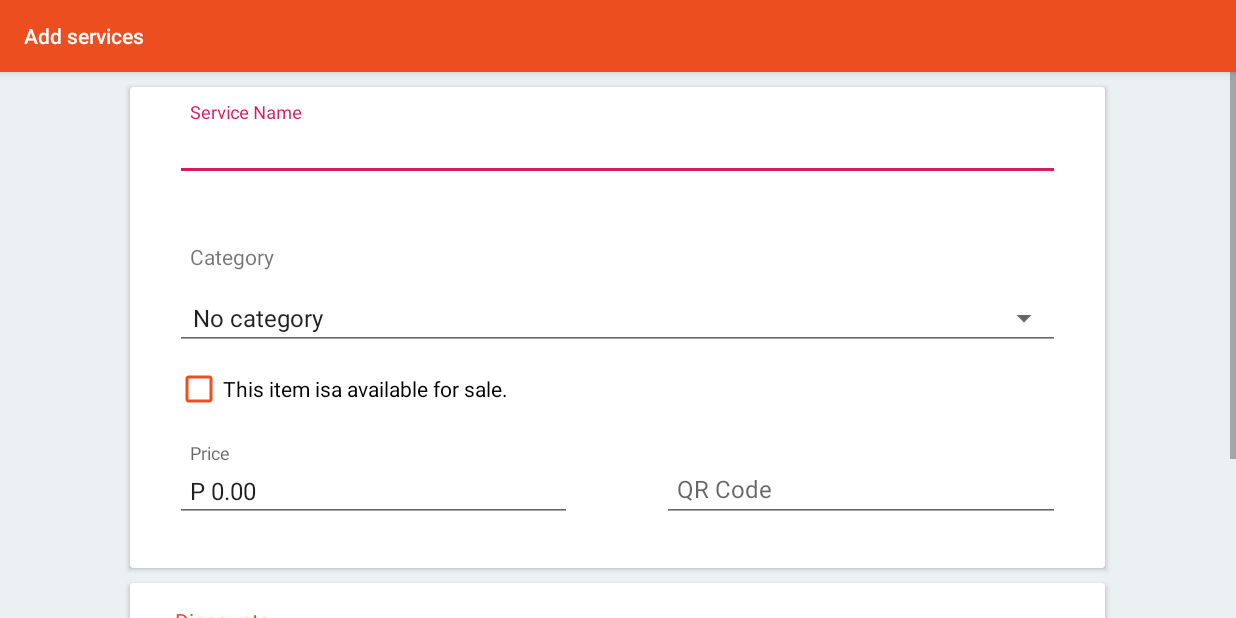
After one commit to bevcastillo/AndroidStudio-DevcashApp, an Android app: the AddServicesActivity screen opened directly, with no data from a screen before it, on a phone screen of 824 x 412 dp (held sideways). The commit adds this screen. Run offline under Robolectric (Android 15) with nearby library versions, the phone set to English and light mode, and no system bars.

Commit message:
Added add services

```diff
--- a/app/src/main/AndroidManifest.xml
+++ b/app/src/main/AndroidManifest.xml
@@ -10,9 +10,13 @@
         android:supportsRtl="true"
         android:theme="@style/AppTheme">
         <activity
+            android:name=".AddServicesActivity"
+            android:label="@string/add_service"
+            android:screenOrientation="landscape"></activity>
+        <activity
             android:name=".AddProductActivity"
             android:label="@string/add_prod"
-            android:screenOrientation="landscape"></activity>
+            android:screenOrientation="landscape" />
         <activity
             android:name=".DashboardActivity"
             android:label="@string/title_activity_dashboard"
--- /dev/null
+++ b/app/src/main/java/com/example/devcash/AddServicesActivity.java
@@ -0,0 +1,13 @@
+package com.example.devcash;
+
+import android.support.v7.app.AppCompatActivity;
+import android.os.Bundle;
+
+public class AddServicesActivity extends AppCompatActivity {
+
+    @Override
+    protected void onCreate(Bundle savedInstanceState) {
+        super.onCreate(savedInstanceState);
+        setContentView(R.layout.activity_add_services);
+    }
+}
--- /dev/null
+++ b/app/src/main/res/layout/activity_add_services.xml
@@ -0,0 +1,231 @@
+<?xml version="1.0" encoding="utf-8"?>
+<LinearLayout xmlns:android="http://schemas.android.com/apk/res/android"
+    xmlns:app="http://schemas.android.com/apk/res-auto"
+    xmlns:tools="http://schemas.android.com/tools"
+    android:layout_width="match_parent"
+    android:layout_height="match_parent"
+    tools:context=".AddServicesActivity"
+    android:orientation="vertical"
+    android:background="@color/whiteDarker">
+
+    <ScrollView
+        android:layout_width="match_parent"
+        android:layout_height="wrap_content">
+
+        <LinearLayout
+            android:layout_width="match_parent"
+            android:layout_height="wrap_content"
+            android:orientation="vertical"
+            android:gravity="center"
+            android:clipToPadding="false">
+
+            <android.support.v7.widget.CardView
+                android:id="@+id/services_details_card"
+                android:layout_width="650dp"
+                android:layout_height="wrap_content"
+                android:padding="@dimen/text_padding"
+                android:layout_marginTop="@dimen/padding_top"
+                android:background="@color/whiteBG"
+                android:layout_gravity="center">
+
+                <LinearLayout
+                    android:layout_width="match_parent"
+                    android:layout_height="wrap_content"
+                    android:layout_marginTop="@dimen/padding_top"
+                    android:layout_marginBottom="@dimen/padding_top"
+                    android:orientation="vertical"
+                    android:paddingLeft="@dimen/padding_30"
+                    android:paddingRight="@dimen/padding_30">
+
+                    <android.support.design.widget.TextInputLayout
+                        android:id="@+id/text_input_service_name"
+                        android:layout_width="match_parent"
+                        android:layout_height="wrap_content"
+                        app:errorEnabled="true">
+
+                        <android.support.design.widget.TextInputEditText
+                            android:layout_width="match_parent"
+                            android:layout_height="wrap_content"
+                            android:hint="@string/service_name"
+                            android:inputType="text"
+                            android:padding="@dimen/text_padding"
+                            android:textColorHint="@color/colorPrimary"
+                            android:textSize="@dimen/text_inputs" />
+
+                    </android.support.design.widget.TextInputLayout>
+
+                    <LinearLayout
+                        android:id="@+id/prod_category_layout"
+                        android:layout_width="match_parent"
+                        android:layout_height="wrap_content"
+                        android:orientation="vertical"
+                        android:paddingTop="@dimen/padding_top">
+
+                        <TextView
+                            android:layout_width="match_parent"
+                            android:layout_height="wrap_content"
+                            android:padding="@dimen/text_padding"
+                            android:text="@string/category" />
+
+                        <Spinner
+                            android:id="@+id/spinner_service_category"
+                            style="@style/Widget.AppCompat.Spinner.Underlined"
+                            android:layout_width="match_parent"
+                            android:layout_height="wrap_content"
+                            android:entries="@array/categories"
+                            android:paddingTop="@dimen/padding_top" />
+
+                    </LinearLayout>
+
+                    <LinearLayout
+                        android:id="@+id/prod_availability"
+                        android:layout_width="match_parent"
+                        android:layout_height="wrap_content"
+                        android:orientation="vertical"
+                        android:paddingTop="@dimen/padding_top">
+
+                        <CheckBox
+                            android:id="@+id/check_availavility"
+                            android:layout_width="match_parent"
+                            android:layout_height="wrap_content"
+                            android:buttonTint="@color/colorPrimary"
+                            android:text="@string/availability" />
+
+                    </LinearLayout>
+
+                    <LinearLayout
+                        android:id="@+id/price_qrCode_layout"
+                        android:layout_width="match_parent"
+                        android:layout_height="wrap_content"
+                        android:orientation="horizontal"
+                        android:paddingTop="@dimen/padding_top">
+
+                        <android.support.design.widget.TextInputLayout
+                            android:id="@+id/text_input_price"
+                            android:layout_width="0dp"
+                            android:layout_height="wrap_content"
+                            android:layout_weight="1"
+                            android:paddingTop="@dimen/text_padding"
+                            android:paddingRight="@dimen/padding_30"
+                            app:errorEnabled="true">
+
+                            <android.support.design.widget.TextInputEditText
+                                android:layout_width="match_parent"
+                                android:layout_height="wrap_content"
+                                android:hint="@string/price"
+                                android:text="@string/money"
+                                android:inputType="date"
+                                android:padding="@dimen/text_padding"
+                                android:textColorHint="@color/colorPrimary"
+                                android:textSize="@dimen/text_inputs" />
+
+                        </android.support.design.widget.TextInputLayout>
+
+                        <android.support.design.widget.TextInputLayout
+                            android:id="@+id/text_input_QRCode"
+                            android:layout_width="0dp"
+                            android:layout_height="wrap_content"
+                            android:layout_weight="1"
+                            android:paddingLeft="@dimen/padding_30"
+                            android:paddingTop="@dimen/text_padding"
+                            app:errorEnabled="true">
+
+                            <android.support.design.widget.TextInputEditText
+                                android:layout_width="match_parent"
+                                android:layout_height="wrap_content"
+                                android:hint="@string/qr_code"
+                                android:inputType="number"
+                                android:padding="@dimen/text_padding"
+                                android:textColorHint="@color/colorPrimary"
+                                android:textSize="@dimen/text_inputs" />
+
+                        </android.support.design.widget.TextInputLayout>
+
+                    </LinearLayout>
+
+                </LinearLayout>
+            </android.support.v7.widget.CardView>
+
+            <android.support.v7.widget.CardView
+                android:id="@+id/prod_discounts"
+                android:layout_width="650dp"
+                android:layout_height="wrap_content"
+                android:padding="@dimen/text_padding"
+                android:layout_marginTop="@dimen/padding_top"
+                android:layout_marginBottom="@dimen/padding_top"
+                android:background="@color/whiteBG"
+                android:layout_gravity="center">
+
+                <LinearLayout
+                    android:layout_width="match_parent"
+                    android:layout_height="wrap_content"
+                    android:layout_marginTop="@dimen/top"
+                    android:layout_marginBottom="@dimen/top"
+                    android:orientation="vertical"
+                    android:paddingLeft="@dimen/padding_30"
+                    android:paddingRight="@dimen/padding_30">
+
+                    <TextView
+                        android:layout_width="match_parent"
+                        android:layout_height="wrap_content"
+                        android:text="@string/discounts"
+                        android:textColor="@color/colorPrimary"/>
+
+                    <LinearLayout
+                        android:id="@+id/discount_value_layout"
+                        android:layout_width="match_parent"
+                        android:layout_height="wrap_content"
+                        android:orientation="horizontal"
+                        android:paddingTop="@dimen/padding_top">
+
+                        <LinearLayout
+                            android:id="@+id/discount_name_layout"
+                            android:layout_width="0dp"
+                            android:layout_height="wrap_content"
+                            android:layout_weight="1"
+                            android:orientation="vertical"
+                            android:paddingRight="@dimen/padding_30">
+
+                            <TextView
+                                android:layout_width="match_parent"
+                                android:layout_height="wrap_content"
+                                android:padding="@dimen/text_padding"
+                                android:text="@string/disc_name" />
+
+                            <Spinner
+                                android:id="@+id/spinner_prod_discount"
+                                style="@style/Widget.AppCompat.Spinner.Underlined"
+                                android:layout_width="match_parent"
+                                android:layout_height="wrap_content"
+                                android:entries="@array/discount"
+                                android:paddingTop="@dimen/padding_top" />
+
+                        </LinearLayout>
+
+                        <android.support.design.widget.TextInputLayout
+                            android:id="@+id/disc_value_layout"
+                            android:layout_width="0dp"
+                            android:layout_height="wrap_content"
+                            android:layout_weight="1"
+                            android:paddingLeft="@dimen/padding_30"
+                            android:paddingTop="@dimen/padding_30"
+                            app:errorEnabled="true">
+
+                            <android.support.design.widget.TextInputEditText
+                                android:layout_width="match_parent"
+                                android:layout_height="wrap_content"
+                                android:hint="@string/value"
+                                android:inputType="number"
+                                android:padding="@dimen/text_padding"
+                                android:text="@string/count"
+                                android:textColorHint="@color/colorPrimary"
+                                android:textSize="@dimen/text_inputs" />
+                        </android.support.design.widget.TextInputLayout>
+                    </LinearLayout>
+                </LinearLayout>
+            </android.support.v7.widget.CardView>
+
+        </LinearLayout>
+    </ScrollView>
+
+</LinearLayout>
--- a/app/src/main/res/values/strings.xml
+++ b/app/src/main/res/values/strings.xml
@@ -48,6 +48,9 @@
     <string name="unit">Unit</string>
     <string name="price">Price</string>
     <string name="qr_code">QR Code</string>
+
+    <!-- Add products strings-->
+    <string name="service_name">Service Name</string>
 
     <string name="disc">Discounts</string>
     <string name="disc_name">Discount Name</string>
```
